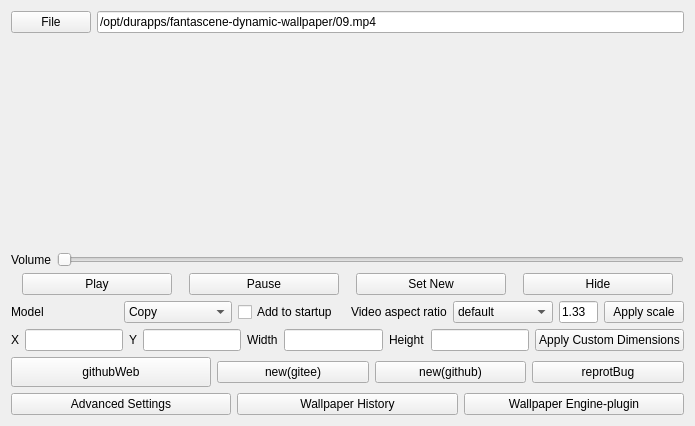
Old version of the form fantascene-dynamic-wallpaper/settingwindow.ui in the repository dependon/fantascene-dynamic-wallpaper.
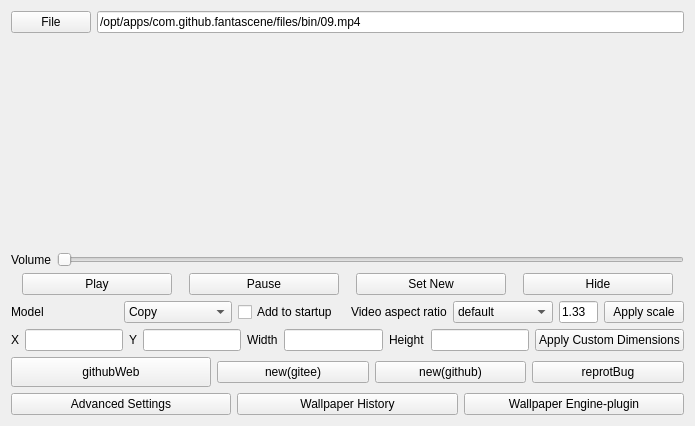
New version of the form.

```diff
--- a/fantascene-dynamic-wallpaper/settingwindow.ui
+++ b/fantascene-dynamic-wallpaper/settingwindow.ui
@@ -26,7 +26,7 @@
      <item>
       <widget class="QLineEdit" name="pathEdit">
        <property name="text">
-        <string>/opt/durapps/fantascene-dynamic-wallpaper/09.mp4</string>
+        <string>/opt/apps/com.github.fantascene/files/bin/09.mp4</string>
        </property>
       </widget>
      </item>
```
